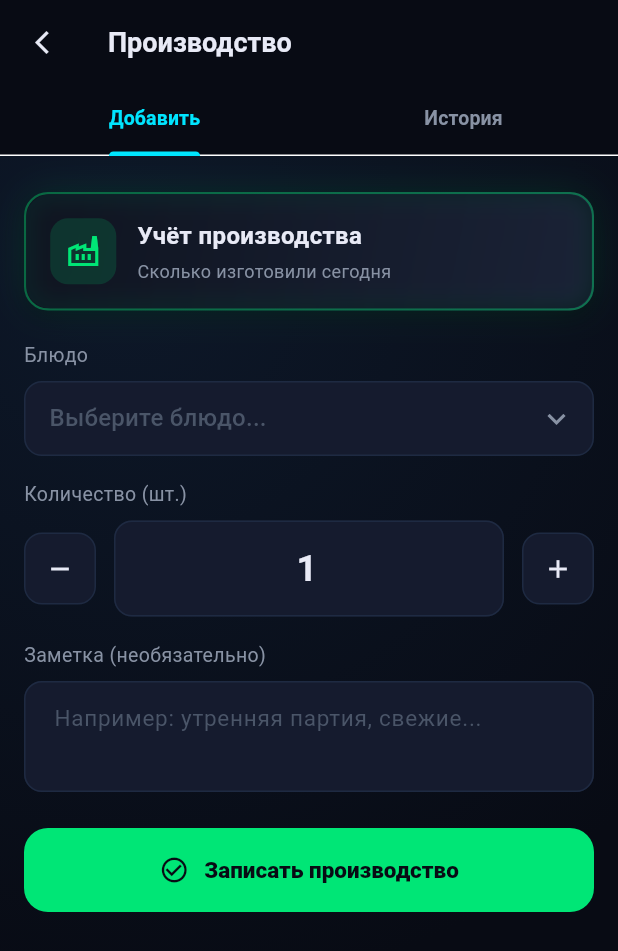
After one commit to sarsengali1kunanbayev/stolovaya_app, a Flutter app: the ProductionScreen screen opened directly, on a phone screen of 412 x 824 dp. The commit adds this screen. Shown: the top 951 px of the screen. Run offline on Flutter 3.47's test engine with Material 3 defaults, Android fonts, the phone set to English and light mode, and no system bars; our stand-ins replace flutter_riverpod, supabase_flutter; accounts and stored records are empty; network calls fail; Roboto replaces fonts that are missing (SF Pro Display).

Commit message:
feat: production screen, admin panel, roles fix

```diff
--- a/lib/features/home/widgets/dish_dialogs.dart
+++ b/lib/features/home/widgets/dish_dialogs.dart
@@ -4,7 +4,6 @@ import 'package:intl/intl.dart';
 import '../../../core/theme.dart';
 import '../../../core/constants.dart';
 import '../../../shared/dialogs/app_dialog.dart';
-import '../../../shared/widgets/glass_card.dart';
 import '../providers/dishes_provider.dart';
 import '../providers/shift_provider.dart';
 
--- /dev/null
+++ b/lib/features/production/production_screen.dart
@@ -0,0 +1,583 @@
+import 'package:flutter/material.dart';
+import 'package:flutter_riverpod/flutter_riverpod.dart';
+import 'package:intl/intl.dart';
+import '../../core/theme.dart';
+import '../../core/constants.dart';
+import '../../core/supabase_client.dart';
+import '../../shared/widgets/glass_card.dart';
+import '../home/providers/dishes_provider.dart';
+
+// ─── Провайдер истории производства ─────────────────────────────────────────
+final productionHistoryProvider =
+    FutureProvider<List<Map<String, dynamic>>>((ref) async {
+  final data = await supabase
+      .from('production')
+      .select('*, dishes(name, category)')
+      .order('created_at', ascending: false)
+      .limit(100);
+  return (data as List).map((e) => Map<String, dynamic>.from(e)).toList();
+});
+
+// ─── Экран производства ──────────────────────────────────────────────────────
+class ProductionScreen extends ConsumerStatefulWidget {
+  const ProductionScreen({super.key});
+
+  @override
+  ConsumerState<ProductionScreen> createState() => _ProductionScreenState();
+}
+
+class _ProductionScreenState extends ConsumerState<ProductionScreen>
+    with SingleTickerProviderStateMixin {
+  late TabController _tabController;
+
+  @override
+  void initState() {
+    super.initState();
+    _tabController = TabController(length: 2, vsync: this);
+  }
+
+  @override
+  void dispose() {
+    _tabController.dispose();
+    super.dispose();
+  }
+
+  @override
+  Widget build(BuildContext context) {
+    return Scaffold(
+      backgroundColor: AppColors.bgDeep,
+      appBar: AppBar(
+        backgroundColor: Colors.transparent,
+        elevation: 0,
+        leading: IconButton(
+          icon: const Icon(Icons.arrow_back_ios_new,
+              color: AppColors.textPrimary, size: 18),
+          onPressed: () => Navigator.pop(context),
+        ),
+        title: const Text('Производство',
+            style: TextStyle(
+                color: AppColors.textPrimary, fontWeight: FontWeight.w700)),
+        bottom: TabBar(
+          controller: _tabController,
+          indicatorColor: AppColors.neonCyan,
+          indicatorWeight: 2,
+          labelColor: AppColors.neonCyan,
+          unselectedLabelColor: AppColors.textSecondary,
+          labelStyle:
+              const TextStyle(fontWeight: FontWeight.w600, fontSize: 13),
+          tabs: const [
+            Tab(text: 'Добавить'),
+            Tab(text: 'История'),
+          ],
+        ),
+      ),
+      body: Stack(
+        children: [
+          Positioned.fill(
+              child: Container(
+                  decoration:
+                      const BoxDecoration(gradient: AppGradients.bgRadial))),
+          TabBarView(
+            controller: _tabController,
+            children: [
+              _AddProductionTab(onAdded: () {
+                ref.invalidate(productionHistoryProvider);
+                _tabController.animateTo(1);
+              }),
+              const _HistoryTab(),
+            ],
+          ),
+        ],
+      ),
+    );
+  }
+}
+
+// ─── Таб добавления производства ─────────────────────────────────────────────
+class _AddProductionTab extends ConsumerStatefulWidget {
+  final VoidCallback onAdded;
+  const _AddProductionTab({required this.onAdded});
+
+  @override
+  ConsumerState<_AddProductionTab> createState() => _AddProductionTabState();
+}
+
+class _AddProductionTabState extends ConsumerState<_AddProductionTab> {
+  Dish? selectedDish;
+  final qtyCtrl = TextEditingController(text: '1');
+  final noteCtrl = TextEditingController();
+  bool isLoading = false;
+
+  @override
+  void dispose() {
+    qtyCtrl.dispose();
+    noteCtrl.dispose();
+    super.dispose();
+  }
+
+  Future<void> _submit() async {
+    if (selectedDish == null) {
+      ScaffoldMessenger.of(context).showSnackBar(const SnackBar(
+        content: Text('Выберите блюдо'),
+        backgroundColor: AppColors.neonOrange,
+      ));
+      return;
+    }
+    final qty = double.tryParse(qtyCtrl.text) ?? 0;
+    if (qty <= 0) {
+      ScaffoldMessenger.of(context).showSnackBar(const SnackBar(
+        content: Text('Введите количество'),
+        backgroundColor: AppColors.neonOrange,
+      ));
+      return;
+    }
+
+    setState(() => isLoading = true);
+    try {
+      await supabase.from('production').insert({
+        'dish_id': selectedDish!.id,
+        'quantity': qty,
+        'note': noteCtrl.text.trim().isEmpty ? null : noteCtrl.text.trim(),
+        'created_by': supabase.auth.currentUser?.id,
+      });
+
+      await ref
+          .read(dishesProvider.notifier)
+          .addStock(selectedDish!.id, selectedDish!.stock, qty);
+
+      if (mounted) {
+        ScaffoldMessenger.of(context).showSnackBar(SnackBar(
+          content: Text('✅ ${qty.toInt()} × ${selectedDish!.name} добавлено'),
+          backgroundColor: AppColors.neonGreen,
+        ));
+        setState(() => selectedDish = null);
+        qtyCtrl.text = '1';
+        noteCtrl.clear();
+        widget.onAdded();
+      }
+    } catch (e) {
+      if (mounted) {
+        ScaffoldMessenger.of(context).showSnackBar(SnackBar(
+          content: Text('❌ Ошибка: $e'),
+          backgroundColor: AppColors.neonRed,
+        ));
+      }
+    } finally {
+      if (mounted) setState(() => isLoading = false);
+    }
+  }
+
+  @override
+  Widget build(BuildContext context) {
+    final dishesAsync = ref.watch(dishesProvider);
+
+    return SingleChildScrollView(
+      padding: const EdgeInsets.all(16),
+      child: Column(
+        crossAxisAlignment: CrossAxisAlignment.start,
+        children: [
+          const SizedBox(height: 8),
+          GlassCard(
+            glowColor: AppColors.neonGreen,
+            shimmerBorder: true,
+            child: Row(children: [
+              Container(
+                padding: const EdgeInsets.all(10),
+                decoration: BoxDecoration(
+                  color: AppColors.neonGreen.withOpacity(0.15),
+                  borderRadius: BorderRadius.circular(12),
+                ),
+                child: const Icon(Icons.factory_outlined,
+                    color: AppColors.neonGreen, size: 24),
+              ),
+              const SizedBox(width: 14),
+              const Expanded(
+                  child: Column(
+                crossAxisAlignment: CrossAxisAlignment.start,
+                children: [
+                  Text('Учёт производства',
+                      style: TextStyle(
+                          color: AppColors.textPrimary,
+                          fontWeight: FontWeight.w700,
+                          fontSize: 16)),
+                  SizedBox(height: 4),
+                  Text('Сколько изготовили сегодня',
+                      style: TextStyle(
+                          color: AppColors.textSecondary, fontSize: 12)),
+                ],
+              )),
+            ]),
+          ),
+          const SizedBox(height: 20),
+          const Text('Блюдо',
+              style: TextStyle(color: AppColors.textSecondary, fontSize: 13)),
+          const SizedBox(height: 8),
+          dishesAsync.when(
+            loading: () => const Center(
+                child: CircularProgressIndicator(color: AppColors.neonCyan)),
+            error: (e, _) => Text('Ошибка: $e',
+                style: const TextStyle(color: AppColors.neonRed)),
+            data: (dishes) => Container(
+              decoration: BoxDecoration(
+                color: AppColors.bgElevated,
+                borderRadius: BorderRadius.circular(12),
+                border: Border.all(
+                    color: selectedDish != null
+                        ? AppColors.neonCyan
+                        : AppColors.borderSubtle),
+              ),
+              child: DropdownButtonHideUnderline(
+                child: DropdownButton<Dish>(
+                  value: selectedDish,
+                  hint: const Padding(
+                    padding: EdgeInsets.symmetric(horizontal: 16),
+                    child: Text('Выберите блюдо...',
+                        style: TextStyle(color: AppColors.textMuted)),
+                  ),
+                  isExpanded: true,
+                  dropdownColor: AppColors.bgElevated,
+                  icon: const Padding(
+                    padding: EdgeInsets.only(right: 12),
+                    child: Icon(Icons.keyboard_arrow_down,
+                        color: AppColors.textSecondary),
+                  ),
+                  items: dishes
+                      .map((d) => DropdownMenuItem(
+                            value: d,
+                            child: Padding(
+                              padding:
+                                  const EdgeInsets.symmetric(horizontal: 16),
+                              child: Row(children: [
+                                Text(AppConstants.iconFor(d.category),
+                                    style: const TextStyle(fontSize: 18)),
+                                const SizedBox(width: 10),
+                                Expanded(
+                                    child: Text(
+                                  d.name,
+                                  style: const TextStyle(
+                                      color: AppColors.textPrimary),
+                                  overflow: TextOverflow.ellipsis,
+                                )),
+                                Text('${d.stock.toInt()} шт.',
+                                    style: const TextStyle(
+                                        color: AppColors.textMuted,
+                                        fontSize: 12)),
+                              ]),
+                            ),
+                          ))
+                      .toList(),
+                  onChanged: (d) => setState(() => selectedDish = d),
+                ),
+              ),
+            ),
+          ),
+          const SizedBox(height: 16),
+          if (selectedDish != null) ...[
+            GlassCard(
+              padding: const EdgeInsets.symmetric(horizontal: 16, vertical: 12),
+              child: Row(children: [
+                Text(AppConstants.iconFor(selectedDish!.category),
+                    style: const TextStyle(fontSize: 28)),
+                const SizedBox(width: 12),
+                Expanded(
+                    child: Column(
+                  crossAxisAlignment: CrossAxisAlignment.start,
+                  children: [
+                    Text(selectedDish!.name,
+                        style: const TextStyle(
+                            color: AppColors.textPrimary,
+                            fontWeight: FontWeight.w600)),
+                    Text('Сейчас в наличии: ${selectedDish!.stock.toInt()} шт.',
+                        style: const TextStyle(
+                            color: AppColors.textSecondary, fontSize: 12)),
+                  ],
+                )),
+                NeonBadge(
+                    text: selectedDish!.category, color: AppColors.neonPurple),
+              ]),
+            ),
+            const SizedBox(height: 16),
+          ],
+          const Text('Количество (шт.)',
+              style: TextStyle(color: AppColors.textSecondary, fontSize: 13)),
+          const SizedBox(height: 8),
+          Row(children: [
+            _CounterBtn(
+              icon: Icons.remove,
+              onTap: () {
+                final v = double.tryParse(qtyCtrl.text) ?? 1;
+                if (v > 1)
+                  setState(() => qtyCtrl.text = (v - 1).toInt().toString());
+              },
+            ),
+            Expanded(
+              child: Container(
+                margin: const EdgeInsets.symmetric(horizontal: 12),
+                child: TextField(
+                  controller: qtyCtrl,
+                  keyboardType: TextInputType.number,
+                  textAlign: TextAlign.center,
+                  style: const TextStyle(
+                      color: AppColors.textPrimary,
+                      fontSize: 24,
+                      fontWeight: FontWeight.w700),
+                  decoration: InputDecoration(
+                    filled: true,
+                    fillColor: AppColors.bgElevated,
+                    border: OutlineInputBorder(
+                      borderRadius: BorderRadius.circular(12),
+                      borderSide:
+                          const BorderSide(color: AppColors.borderSubtle),
+                    ),
+                    enabledBorder: OutlineInputBorder(
+                      borderRadius: BorderRadius.circular(12),
+                      borderSide:
+                          const BorderSide(color: AppColors.borderSubtle),
+                    ),
+                    focusedBorder: OutlineInputBorder(
+                      borderRadius: BorderRadius.circular(12),
+                      borderSide: const BorderSide(
+                          color: AppColors.neonCyan, width: 1.5),
+                    ),
+                  ),
+                  onChanged: (_) => setState(() {}),
+                ),
+              ),
+            ),
+            _CounterBtn(
+              icon: Icons.add,
+              onTap: () {
+                final v = double.tryParse(qtyCtrl.text) ?? 1;
+                setState(() => qtyCtrl.text = (v + 1).toInt().toString());
+              },
+            ),
+          ]),
+          const SizedBox(height: 16),
+          const Text('Заметка (необязательно)',
+              style: TextStyle(color: AppColors.textSecondary, fontSize: 13)),
+          const SizedBox(height: 8),
+          TextField(
+            controller: noteCtrl,
+            style: const TextStyle(color: AppColors.textPrimary),
+            maxLines: 2,
+            decoration: InputDecoration(
+              hintText: 'Например: утренняя партия, свежие...',
+              filled: true,
+              fillColor: AppColors.bgElevated,
+              border: OutlineInputBorder(
+                borderRadius: BorderRadius.circular(12),
+                borderSide: const BorderSide(color: AppColors.borderSubtle),
+              ),
+              enabledBorder: OutlineInputBorder(
+                borderRadius: BorderRadius.circular(12),
+                borderSide: const BorderSide(color: AppColors.borderSubtle),
+              ),
+              focusedBorder: OutlineInputBorder(
+                borderRadius: BorderRadius.circular(12),
+                borderSide:
+                    const BorderSide(color: AppColors.neonCyan, width: 1.5),
+              ),
+            ),
+          ),
+          const SizedBox(height: 24),
+          SizedBox(
+            width: double.infinity,
+            height: 56,
+            child: ElevatedButton(
+              onPressed: isLoading ? null : _submit,
+              style: ElevatedButton.styleFrom(
+                backgroundColor: AppColors.neonGreen,
+                foregroundColor: AppColors.bgDeep,
+                shape: RoundedRectangleBorder(
+                    borderRadius: BorderRadius.circular(16)),
+                elevation: 0,
+              ),
+              child: isLoading
+                  ? const SizedBox(
+                      width: 22,
+                      height: 22,
+                      child: CircularProgressIndicator(
+                          strokeWidth: 2.5, color: AppColors.bgDeep))
+                  : Row(mainAxisAlignment: MainAxisAlignment.center, children: [
+                      const Icon(Icons.check_circle_outline, size: 20),
+                      const SizedBox(width: 10),
+                      Text(
+                        selectedDish != null
+                            ? 'Добавить ${qtyCtrl.text} × ${selectedDish!.name}'
+                            : 'Записать производство',
+                        style: const TextStyle(
+                            fontWeight: FontWeight.w800, fontSize: 15),
+                      ),
+                    ]),
+            ),
+          ),
+        ],
+      ),
+    );
+  }
+}
+
+// ─── Таб истории ─────────────────────────────────────────────────────────────
+class _HistoryTab extends ConsumerWidget {
+  const _HistoryTab();
+
+  @override
+  Widget build(BuildContext context, WidgetRef ref) {
+    final historyAsync = ref.watch(productionHistoryProvider);
+
+    return historyAsync.when(
+      loading: () => const Center(
+          child: CircularProgressIndicator(color: AppColors.neonCyan)),
+      error: (e, _) => Center(
+          child: Text('Ошибка: $e',
+              style: const TextStyle(color: AppColors.neonRed))),
+      data: (records) {
+        if (records.isEmpty) {
+          return const Center(
+            child: Column(mainAxisSize: MainAxisSize.min, children: [
+              Text('🏭', style: TextStyle(fontSize: 48)),
+              SizedBox(height: 12),
+              Text('Записей производства нет',
+                  style:
+                      TextStyle(color: AppColors.textSecondary, fontSize: 16)),
+              SizedBox(height: 8),
+              Text('Добавьте первую запись на вкладке «Добавить»',
+                  style: TextStyle(color: AppColors.textMuted, fontSize: 13)),
+            ]),
+          );
+        }
+
+        final Map<String, List<Map<String, dynamic>>> grouped = {};
+        for (var r in records) {
+          final date = DateTime.parse(r['created_at']);
+          final key = DateFormat('dd MMMM yyyy', 'ru').format(date);
+          grouped.putIfAbsent(key, () => []).add(r);
+        }
+
+        return RefreshIndicator(
+          color: AppColors.neonCyan,
+          onRefresh: () async => ref.invalidate(productionHistoryProvider),
+          child: ListView(
+            padding: const EdgeInsets.all(16),
+            children: grouped.entries
+                .map((entry) => Column(
+                      crossAxisAlignment: CrossAxisAlignment.start,
+                      children: [
+                        Padding(
+                          padding: const EdgeInsets.symmetric(vertical: 12),
+                          child: Row(children: [
+                            const Icon(Icons.calendar_today,
+                                color: AppColors.neonCyan, size: 14),
+                            const SizedBox(width: 8),
+                            Text(entry.key,
+                                style: const TextStyle(
+                                    color: AppColors.neonCyan,
+                                    fontWeight: FontWeight.w700,
+                                    fontSize: 13)),
+                            const SizedBox(width: 8),
+                            Expanded(
+                                child: Container(
+                                    height: 1, color: AppColors.borderSubtle)),
+                          ]),
+                        ),
+                        ...entry.value.map((r) => Padding(
+                              padding: const EdgeInsets.only(bottom: 8),
+                              child: _ProductionRecord(record: r),
+                            )),
+                      ],
+                    ))
+                .toList(),
+          ),
+        );
+      },
+    );
+  }
+}
+
+class _ProductionRecord extends StatelessWidget {
+  final Map<String, dynamic> record;
+  const _ProductionRecord({required this.record});
+
+  @override
+  Widget build(BuildContext context) {
+    final dish = record['dishes'];
+    final name = dish?['name'] ?? 'Неизвестно';
+    final category = dish?['category'] ?? 'Основное';
+    final qty = (record['quantity'] ?? 0).toDouble();
+    final note = record['note'] as String?;
+    final time = DateTime.parse(record['created_at']);
+
+    return GlassCard(
+      padding: const EdgeInsets.all(14),
+      child: Row(children: [
+        Container(
+          width: 44,
+          height: 44,
+          decoration: BoxDecoration(
+            color: AppColors.neonGreen.withOpacity(0.1),
+            borderRadius: BorderRadius.circular(12),
+            border: Border.all(color: AppColors.neonGreen.withOpacity(0.3)),
+          ),
+          child: Center(
+              child: Text(AppConstants.iconFor(category),
+                  style: const TextStyle(fontSize: 20))),
+        ),
+        const SizedBox(width: 12),
+        Expanded(
+            child: Column(
+          crossAxisAlignment: CrossAxisAlignment.start,
+          children: [
+            Text(name,
+                style: const TextStyle(
+                    color: AppColors.textPrimary,
+                    fontWeight: FontWeight.w600,
+                    fontSize: 14)),
+            if (note != null && note.isNotEmpty) ...[
+              const SizedBox(height: 2),
+              Text(note,
+                  style:
+                      const TextStyle(color: AppColors.textMuted, fontSize: 11),
+                  maxLines: 1,
+                  overflow: TextOverflow.ellipsis),
+            ],
+            const SizedBox(height: 3),
+            Text(DateFormat('HH:mm').format(time),
+                style:
+                    const TextStyle(color: AppColors.textMuted, fontSize: 11)),
+          ],
+        )),
+        const SizedBox(width: 8),
+        Column(crossAxisAlignment: CrossAxisAlignment.end, children: [
+          Text('+${qty.toInt()}',
+              style: const TextStyle(
+                  color: AppColors.neonGreen,
+                  fontWeight: FontWeight.w800,
+                  fontSize: 20)),
+          const Text('шт.',
+              style: TextStyle(color: AppColors.textMuted, fontSize: 11)),
+        ]),
+      ]),
+    );
+  }
+}
+
+class _CounterBtn extends StatelessWidget {
+  final IconData icon;
+  final VoidCallback onTap;
+  const _CounterBtn({required this.icon, required this.onTap});
+
+  @override
+  Widget build(BuildContext context) => GestureDetector(
+        onTap: onTap,
+        child: Container(
+          width: 48,
+          height: 48,
+          decoration: BoxDecoration(
+            color: AppColors.bgElevated,
+            borderRadius: BorderRadius.circular(12),
+            border: Border.all(color: AppColors.borderSubtle),
+          ),
+          child: Icon(icon, color: AppColors.textPrimary, size: 20),
+        ),
+      );
+}
--- a/lib/main.dart
+++ b/lib/main.dart
@@ -38,14 +38,11 @@ class MyApp extends StatelessWidget {
 
   @override
   Widget build(BuildContext context) {
-    // Проверяем есть ли активная сессия
     final session = supabase.auth.currentSession;
-
     return MaterialApp(
       title: 'Столовая',
       theme: AppTheme.dark,
-      // Если сессия есть — сразу на главный экран, нет — на логин
-      home: session != null ? const HomeScreen() : const LoginScreen(),
+      home: session != null ? HomeScreen() : const LoginScreen(),
       debugShowCheckedModeBanner: false,
     );
   }
--- a/lib/screens/home_screen.dart
+++ b/lib/screens/home_screen.dart
@@ -102,7 +102,7 @@ class _HomeScreenState extends State<HomeScreen> {
                 keyboardType: TextInputType.number,
                 decoration: const InputDecoration(labelText: 'Остаток')),
             DropdownButtonFormField<String>(
-              value: selectedCat,
+              initialValue: selectedCat,
               decoration: const InputDecoration(labelText: 'Категория'),
               items: categories
                   .where((c) => c != "Все")
```
Also changed, not shown: lib/features/admin/admin_screen.dart (+0 -21 lines), lib/features/auth/login_screen.dart (+5 -10 lines), lib/features/home/home_screen.dart (+30 -6 lines).
